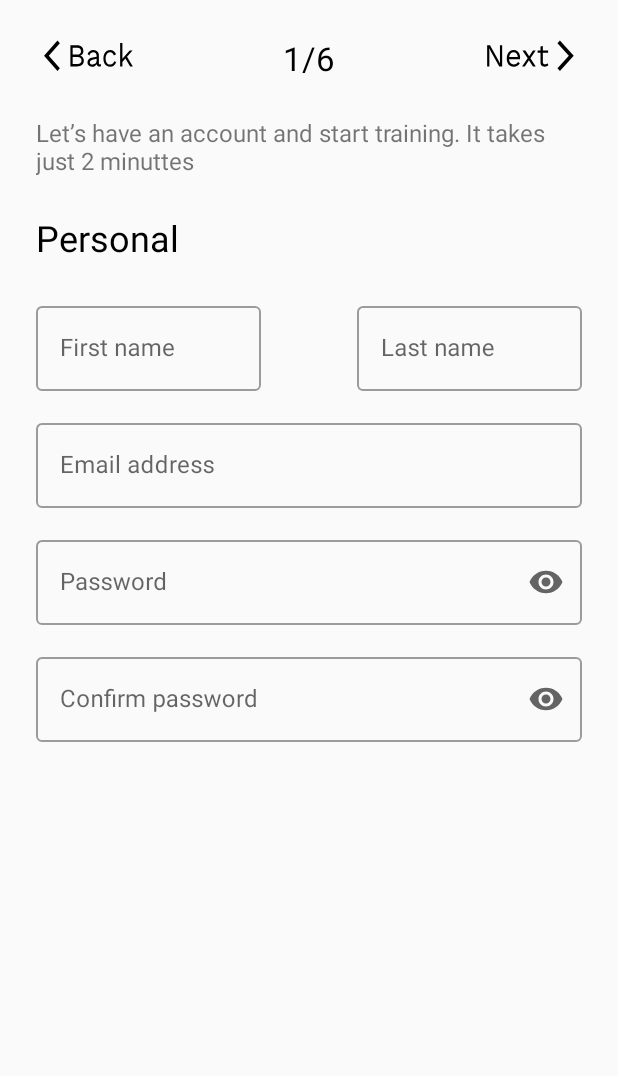
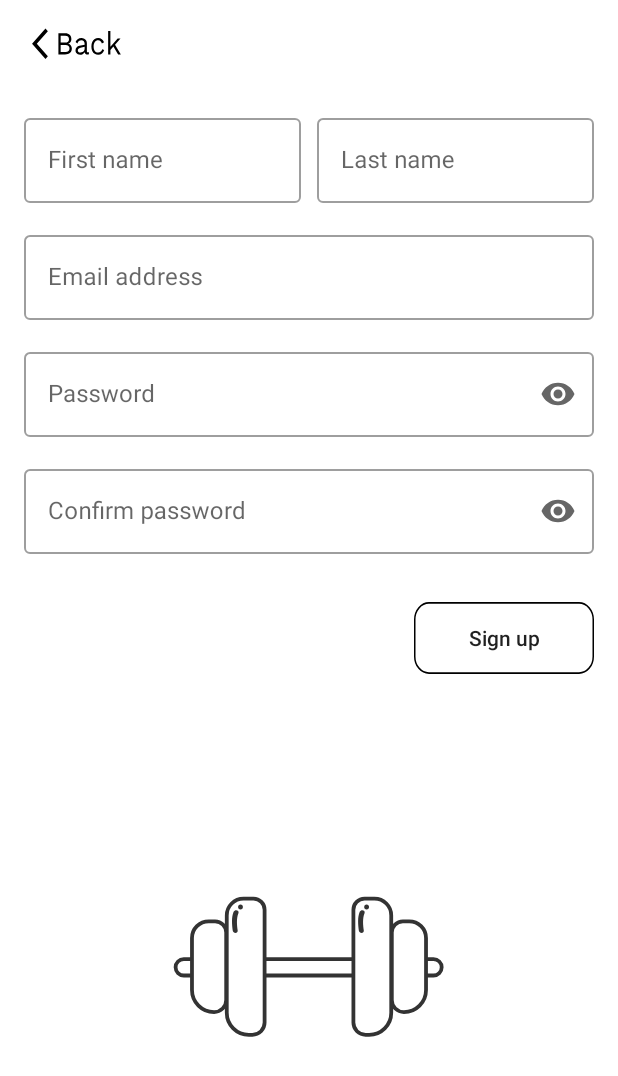
Before and after one commit to AmerBiro/MyFitnessPass, an Android app: the SignUp screen opened through its navigation route, on a phone screen of 412 x 824 dp. Shown: the top 1076 px of the screen. Run offline under Robolectric (Android 15) with nearby library versions, the phone set to English and light mode, and no system bars.

Commit message:
merge themes.xml and auth_sign_up.xml

```diff
--- a/app/src/main/res/layout/auth_sign_up.xml
+++ b/app/src/main/res/layout/auth_sign_up.xml
@@ -4,13 +4,14 @@
     xmlns:tools="http://schemas.android.com/tools"
     android:layout_width="match_parent"
     android:layout_height="match_parent"
-    style="@style/linear_layout_main_page"
+    android:orientation="vertical"
+    android:background="@color/white"
     tools:context=".ui.registration.SignUp">
 
     <RelativeLayout
         android:layout_width="match_parent"
-        android:layout_height="wrap_content"
-        >
+        android:layout_margin="16dp"
+        android:layout_height="wrap_content">
 
         <Button
             android:id="@+id/button_back_arrow"
@@ -19,62 +20,36 @@
             android:layout_alignParentLeft="true"
             android:background="@drawable/ic_back" />
 
-        <TextView
-            android:layout_width="wrap_content"
-            android:layout_height="wrap_content"
-            android:layout_centerInParent="true"
-            android:text="1/6"
-            style="@style/page_counter"
-            />
-
-        <Button
-            android:id="@+id/button_next_arrow"
-            android:layout_width="65dp"
-            android:layout_height="25dp"
-            android:layout_alignParentRight="true"
-            android:background="@drawable/ic_next" />
     </RelativeLayout>
-
-
-    <TextView
-        android:layout_width="match_parent"
-        android:layout_height="wrap_content"
-        android:text="Let’s have an account and start training. It takes just 2 minuttes"
-        style="@style/page_description"
-        />
-
-    <TextView
-        android:layout_width="wrap_content"
-        android:layout_height="wrap_content"
-        android:text="Personal"
-        style="@style/page_title"
-        />
-
 
 
     <LinearLayout
         android:layout_width="match_parent"
         android:layout_height="wrap_content"
         android:orientation="vertical"
-        >
+        android:layout_margin="16dp"
+        android:layout_marginTop="30dp">
 
-        <RelativeLayout
+        <LinearLayout
             android:layout_width="match_parent"
             android:layout_height="wrap_content"
-            >
+            android:layout_weight="1"
+            android:orientation="horizontal">
+
 
             <com.google.android.material.textfield.TextInputLayout
                 style="@style/Widget.MaterialComponents.TextInputLayout.OutlinedBox"
-                android:layout_width="150dp"
-                android:layout_height="wrap_content"
+                android:layout_width="0dp"
+                android:layout_height="match_parent"
                 android:hint="First name"
-                app:endIconMode="clear_text"
-                android:layout_alignParentLeft="true"
-                >
+                android:layout_marginEnd="5dp"
+                android:layout_weight="1"
+                app:endIconMode="clear_text">
 
                 <com.google.android.material.textfield.TextInputEditText
-                    android:layout_width="150dp"
-                    android:layout_height="wrap_content"
+                    android:layout_width="match_parent"
+                    android:layout_weight="1"
+                    android:layout_height="match_parent"
                     android:inputType="textPersonName" />
 
             </com.google.android.material.textfield.TextInputLayout>
@@ -82,22 +57,22 @@
 
             <com.google.android.material.textfield.TextInputLayout
                 style="@style/Widget.MaterialComponents.TextInputLayout.OutlinedBox"
-                android:layout_width="150dp"
-                android:layout_height="wrap_content"
+                android:layout_width="0dp"
+                android:layout_height="match_parent"
                 android:hint="Last name"
-                app:endIconMode="clear_text"
-                android:layout_alignParentRight="true"
-                >
+                android:layout_marginStart="5dp"
+                android:layout_weight="1"
+                app:endIconMode="clear_text">
 
                 <com.google.android.material.textfield.TextInputEditText
-                    android:layout_width="150dp"
-                    android:layout_height="wrap_content"
+                    android:layout_width="match_parent"
+                    android:layout_weight="1"
+                    android:layout_height="match_parent"
                     android:inputType="textPersonName" />
 
             </com.google.android.material.textfield.TextInputLayout>
 
-
-        </RelativeLayout>
+        </LinearLayout>
 
 
 
@@ -149,5 +124,24 @@
 
     </LinearLayout>
 
+    <Button
+        android:id="@+id/button_signup"
+        android:layout_width="wrap_content"
+        android:layout_marginTop="20dp"
+        android:layout_height="wrap_content"
+        android:layout_margin="16dp"
+        android:layout_gravity="right"
+        android:background="@drawable/ic_login"
+        android:text="Sign up"
+        android:textAllCaps="false" />
+
+    <com.airbnb.lottie.LottieAnimationView
+        android:layout_width="wrap_content"
+        android:layout_height="wrap_content"
+        android:layout_margin="16dp"
+        app:lottie_autoPlay="true"
+        app:lottie_loop="true"
+        app:lottie_rawRes="@raw/fitness_loading_spinner"
+        />
 
 </LinearLayout>
--- a/app/src/main/res/values-night/themes.xml
+++ b/app/src/main/res/values-night/themes.xml
@@ -2,9 +2,9 @@
     <!-- Base application theme. -->
     <style name="Theme.MyFitness" parent="Theme.MaterialComponents.Light.NoActionBar.Bridge">
         <!-- Primary brand color. -->
-        <item name="colorPrimary">@color/purple_200</item>
-        <item name="colorPrimaryVariant">@color/purple_700</item>
-        <item name="colorOnPrimary">@color/black</item>
+        <item name="colorPrimary">#131313</item>
+        <item name="colorPrimaryVariant">#FFFFFF</item>
+        <item name="colorOnPrimary">#3F51B5</item>
         <!-- Secondary brand color. -->
         <item name="colorSecondary">@color/teal_200</item>
         <item name="colorSecondaryVariant">@color/teal_200</item>
@@ -12,5 +12,8 @@
         <!-- Status bar color. -->
         <item name="android:statusBarColor" tools:targetApi="l">?attr/colorPrimaryVariant</item>
         <!-- Customize your theme here. -->
+
+        <!-- Change status bar text color with WHITE/BLACK -->
+        <item name="android:windowLightStatusBar">true</item>
     </style>
 </resources>
--- a/app/src/main/res/values/themes.xml
+++ b/app/src/main/res/values/themes.xml
@@ -1,19 +1,20 @@
 <resources xmlns:tools="http://schemas.android.com/tools">
     <!-- Base application theme. -->
     <style name="Theme.MyFitness" parent="Theme.MaterialComponents.Light.NoActionBar.Bridge">
-        <!-- Primary brand color. -->
-        <item name="colorPrimary">@color/purple_500</item>
-        <item name="colorPrimaryVariant">@color/purple_700</item>
-        <item name="colorOnPrimary">@color/white</item>
+        <item name="colorPrimary">#131313</item>
+        <item name="colorPrimaryVariant">#FFFFFF</item>
+        <item name="colorOnPrimary">#3F51B5</item>
         <!-- Secondary brand color. -->
         <item name="colorSecondary">@color/teal_200</item>
-        <item name="colorSecondaryVariant">@color/teal_700</item>
+        <item name="colorSecondaryVariant">@color/teal_200</item>
         <item name="colorOnSecondary">@color/black</item>
         <!-- Status bar color. -->
         <item name="android:statusBarColor" tools:targetApi="l">?attr/colorPrimaryVariant</item>
         <!-- Customize your theme here. -->
-        <item name="android:windowTranslucentStatus">true</item>
-        <item name="android:windowFullscreen">true</item>
+
+        <!-- Change status bar text color with WHITE/BLACK -->
+        <item name="android:windowLightStatusBar">true</item>
+
     </style>
 
     <style name="page_title">
@@ -57,4 +58,27 @@
     </style>
 
 
+
+    <style name="CustomTabStyle" parent="TextAppearance.Design.Tab">
+        <item name="android:textSize">10sp</item>
+
+    </style>
+
+    <style name="Divider">
+        <item name="android:layout_width">match_parent</item>
+        <item name="android:layout_height">1dp</item>
+        <item name="android:background">?android:attr/listDivider</item>
+    </style>
+
+
+    <style name="Divider2">
+        <item name="android:layout_marginLeft">16dp</item>
+        <item name="android:layout_marginRight">16dp</item>
+        <item name="android:layout_width">match_parent</item>
+        <item name="android:layout_height">1dp</item>
+        <item name="android:background">?android:attr/listDivider</item>
+    </style>
+
+
+
 </resources>
```
Also changed, not shown: app/src/main/res/raw/fitness_loading_spinner.json (added, +1 -0 lines).
